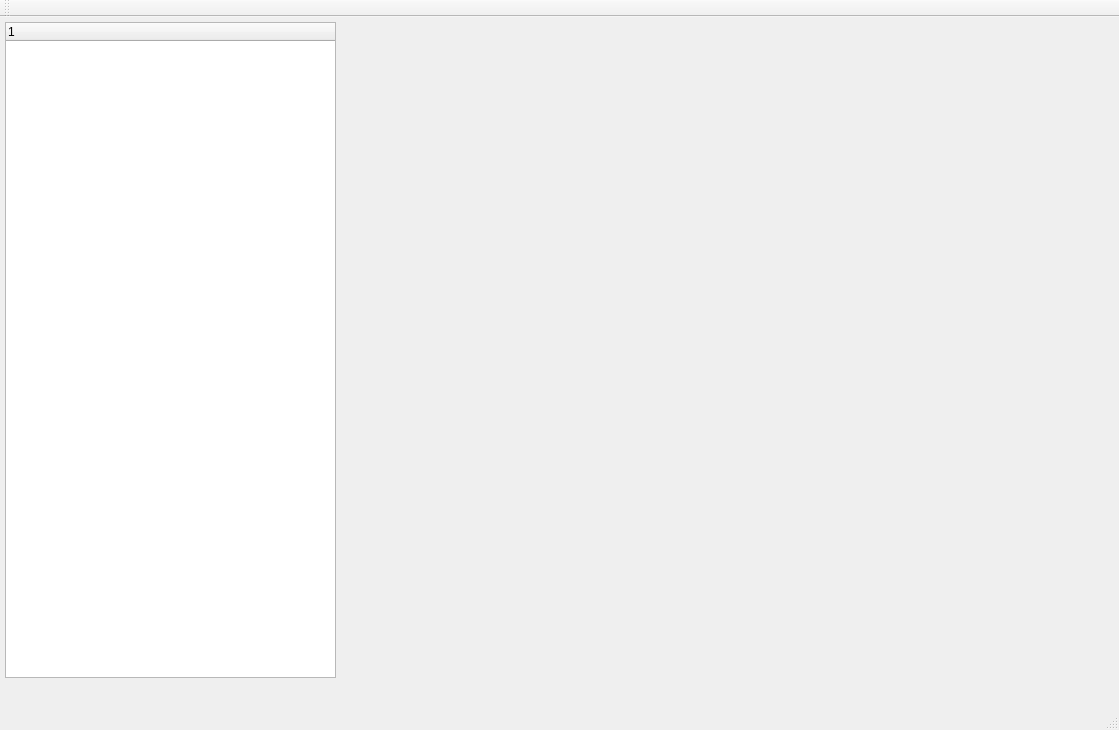
The window that src/mainwindow.ui (VSS-SDK/VSS-Vision) describes before a commit, drawn with Qt 5.
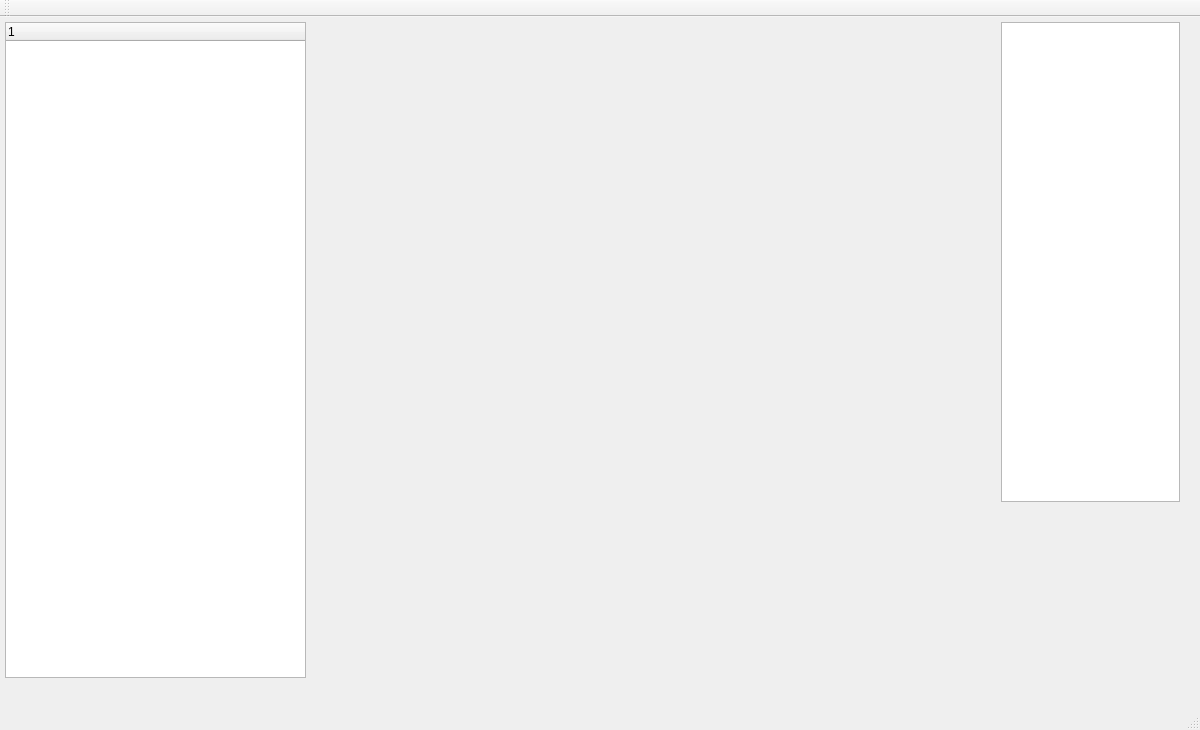
The same window after the commit.

Commit message: added suport for multiple cameras, re-designed the layout, init the development of GUI to suport LOAD/SAVE config and calib

```diff
--- a/src/mainwindow.ui
+++ b/src/mainwindow.ui
@@ -6,19 +6,19 @@
    <rect>
     <x>0</x>
     <y>0</y>
-    <width>1119</width>
+    <width>1200</width>
     <height>730</height>
    </rect>
   </property>
   <property name="minimumSize">
    <size>
-    <width>1119</width>
+    <width>1200</width>
     <height>730</height>
    </size>
   </property>
   <property name="maximumSize">
    <size>
-    <width>1119</width>
+    <width>1200</width>
     <height>730</height>
    </size>
   </property>
@@ -31,7 +31,7 @@
      <rect>
       <x>0</x>
       <y>0</y>
-      <width>341</width>
+      <width>311</width>
       <height>661</height>
      </rect>
     </property>
@@ -65,9 +65,9 @@
    <widget class="QWidget" name="horizontalLayoutWidget_2">
     <property name="geometry">
      <rect>
-      <x>340</x>
+      <x>310</x>
       <y>0</y>
-      <width>771</width>
+      <width>681</width>
       <height>491</height>
      </rect>
     </property>
@@ -76,9 +76,9 @@
    <widget class="QWidget" name="horizontalLayoutWidget_3">
     <property name="geometry">
      <rect>
-      <x>410</x>
+      <x>360</x>
       <y>520</y>
-      <width>100</width>
+      <width>91</width>
       <height>141</height>
      </rect>
     </property>
@@ -87,9 +87,9 @@
    <widget class="QWidget" name="horizontalLayoutWidget_4">
     <property name="geometry">
      <rect>
-      <x>410</x>
+      <x>360</x>
       <y>490</y>
-      <width>100</width>
+      <width>91</width>
       <height>31</height>
      </rect>
     </property>
@@ -98,9 +98,9 @@
    <widget class="QWidget" name="horizontalLayoutWidget_5">
     <property name="geometry">
      <rect>
-      <x>510</x>
+      <x>450</x>
       <y>490</y>
-      <width>100</width>
+      <width>91</width>
       <height>31</height>
      </rect>
     </property>
@@ -109,9 +109,9 @@
    <widget class="QWidget" name="horizontalLayoutWidget_6">
     <property name="geometry">
      <rect>
-      <x>610</x>
+      <x>540</x>
       <y>490</y>
-      <width>100</width>
+      <width>91</width>
       <height>31</height>
      </rect>
     </property>
@@ -120,9 +120,9 @@
    <widget class="QWidget" name="horizontalLayoutWidget_7">
     <property name="geometry">
      <rect>
-      <x>1010</x>
+      <x>900</x>
       <y>490</y>
-      <width>100</width>
+      <width>91</width>
       <height>31</height>
      </rect>
     </property>
@@ -131,9 +131,9 @@
    <widget class="QWidget" name="horizontalLayoutWidget_8">
     <property name="geometry">
      <rect>
-      <x>710</x>
+      <x>630</x>
       <y>490</y>
-      <width>100</width>
+      <width>91</width>
       <height>31</height>
      </rect>
     </property>
@@ -142,9 +142,9 @@
    <widget class="QWidget" name="horizontalLayoutWidget_9">
     <property name="geometry">
      <rect>
-      <x>810</x>
+      <x>720</x>
       <y>490</y>
-      <width>100</width>
+      <width>91</width>
       <height>31</height>
      </rect>
     </property>
@@ -153,9 +153,9 @@
    <widget class="QWidget" name="horizontalLayoutWidget_10">
     <property name="geometry">
      <rect>
-      <x>910</x>
+      <x>810</x>
       <y>490</y>
-      <width>100</width>
+      <width>91</width>
       <height>31</height>
      </rect>
     </property>
@@ -164,9 +164,9 @@
    <widget class="QWidget" name="horizontalLayoutWidget_11">
     <property name="geometry">
      <rect>
-      <x>510</x>
+      <x>450</x>
       <y>520</y>
-      <width>100</width>
+      <width>91</width>
       <height>141</height>
      </rect>
     </property>
@@ -175,9 +175,9 @@
    <widget class="QWidget" name="horizontalLayoutWidget_12">
     <property name="geometry">
      <rect>
-      <x>610</x>
+      <x>540</x>
       <y>520</y>
-      <width>100</width>
+      <width>91</width>
       <height>141</height>
      </rect>
     </property>
@@ -186,9 +186,9 @@
    <widget class="QWidget" name="horizontalLayoutWidget_13">
     <property name="geometry">
      <rect>
-      <x>710</x>
+      <x>630</x>
       <y>520</y>
-      <width>100</width>
+      <width>91</width>
       <height>141</height>
      </rect>
     </property>
@@ -197,9 +197,9 @@
    <widget class="QWidget" name="horizontalLayoutWidget_14">
     <property name="geometry">
      <rect>
-      <x>810</x>
+      <x>720</x>
       <y>520</y>
-      <width>100</width>
+      <width>91</width>
       <height>141</height>
      </rect>
     </property>
@@ -208,9 +208,9 @@
    <widget class="QWidget" name="horizontalLayoutWidget_15">
     <property name="geometry">
      <rect>
-      <x>910</x>
+      <x>810</x>
       <y>520</y>
-      <width>100</width>
+      <width>91</width>
       <height>141</height>
      </rect>
     </property>
@@ -219,9 +219,9 @@
    <widget class="QWidget" name="horizontalLayoutWidget_16">
     <property name="geometry">
      <rect>
-      <x>1010</x>
+      <x>900</x>
       <y>520</y>
-      <width>100</width>
+      <width>91</width>
       <height>141</height>
      </rect>
     </property>
@@ -230,9 +230,9 @@
    <widget class="QWidget" name="horizontalLayoutWidget_17">
     <property name="geometry">
      <rect>
-      <x>340</x>
+      <x>310</x>
       <y>490</y>
-      <width>70</width>
+      <width>51</width>
       <height>31</height>
      </rect>
     </property>
@@ -241,14 +241,74 @@
    <widget class="QWidget" name="horizontalLayoutWidget_18">
     <property name="geometry">
      <rect>
-      <x>340</x>
+      <x>310</x>
       <y>520</y>
-      <width>70</width>
+      <width>51</width>
       <height>140</height>
      </rect>
     </property>
     <layout class="QHBoxLayout" name="layoutH10"/>
    </widget>
+   <widget class="QWidget" name="horizontalLayoutWidget_19">
+    <property name="geometry">
+     <rect>
+      <x>990</x>
+      <y>0</y>
+      <width>201</width>
+      <height>486</height>
+     </rect>
+    </property>
+    <layout class="QHBoxLayout" name="layoutList">
+     <property name="topMargin">
+      <number>5</number>
+     </property>
+     <item>
+      <widget class="QColumnView" name="columnView">
+       <property name="minimumSize">
+        <size>
+         <width>0</width>
+         <height>480</height>
+        </size>
+       </property>
+       <property name="maximumSize">
+        <size>
+         <width>16777215</width>
+         <height>480</height>
+        </size>
+       </property>
+      </widget>
+     </item>
+    </layout>
+   </widget>
+   <widget class="QWidget" name="horizontalLayoutWidget_20">
+    <property name="geometry">
+     <rect>
+      <x>990</x>
+      <y>490</y>
+      <width>201</width>
+      <height>31</height>
+     </rect>
+    </property>
+    <layout class="QHBoxLayout" name="layoutListH"/>
+   </widget>
+   <widget class="QWidget" name="horizontalLayoutWidget_21">
+    <property name="geometry">
+     <rect>
+      <x>990</x>
+      <y>520</y>
+      <width>201</width>
+      <height>141</height>
+     </rect>
+    </property>
+    <layout class="QHBoxLayout" name="layoutListC">
+     <property name="sizeConstraint">
+      <enum>QLayout::SetMinimumSize</enum>
+     </property>
+     <property name="bottomMargin">
+      <number>0</number>
+     </property>
+    </layout>
+   </widget>
   </widget>
   <widget class="QToolBar" name="mainToolBar">
    <attribute name="toolBarArea">
```
Left out of the diff: 2 changed lines with no effect on the pictures. The commit also changes 11 other files.
